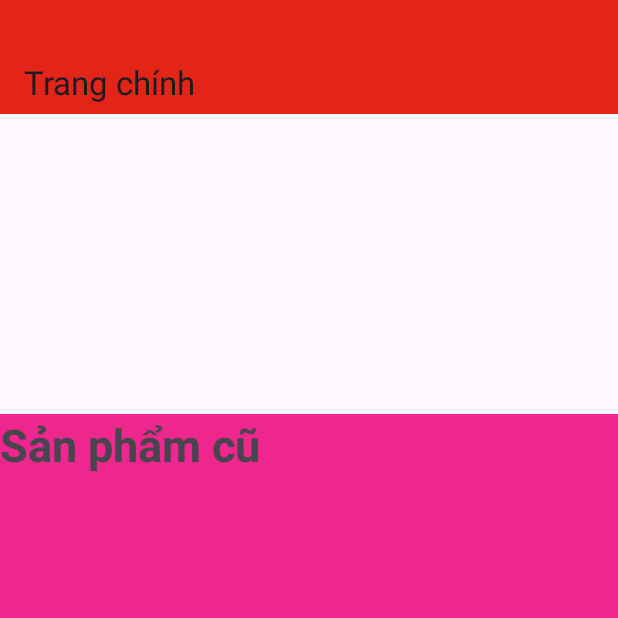
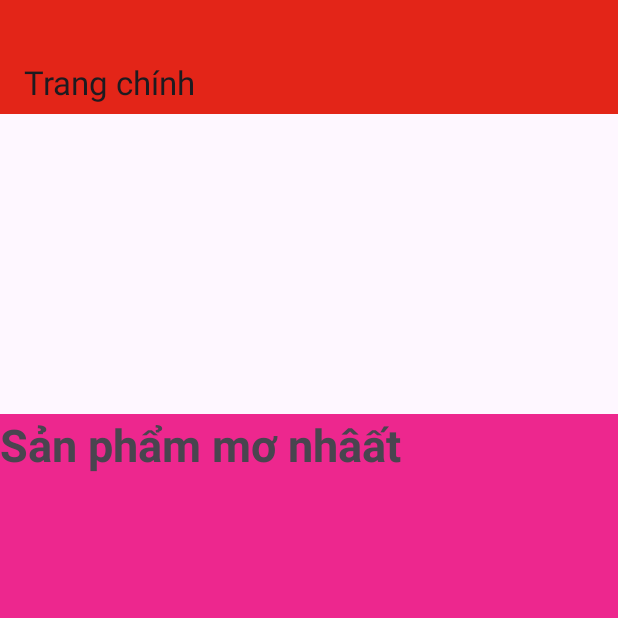
Before and after one commit to DuyVu550/PhoneSellApp, an Android app: the screen it shows after launch (MainActivity), on a phone screen of 412 x 824 dp, the top half of it. Run offline under Robolectric (Android 15) with nearby library versions, the phone set to English and light mode, and no system bars.

Commit message:
changed xml

```diff
--- a/app/src/main/res/layout/activity_main.xml
+++ b/app/src/main/res/layout/activity_main.xml
@@ -39,7 +39,7 @@
                     android:id="@+id/textView"
                     android:layout_width="wrap_content"
                     android:layout_height="wrap_content"
-                    android:text="Sản phẩm cũ"
+                    android:text="Sản phẩm mơ nhâất"
                     android:textSize="30sp"
                     android:textStyle="bold" />
                 <androidx.recyclerview.widget.RecyclerView
```
